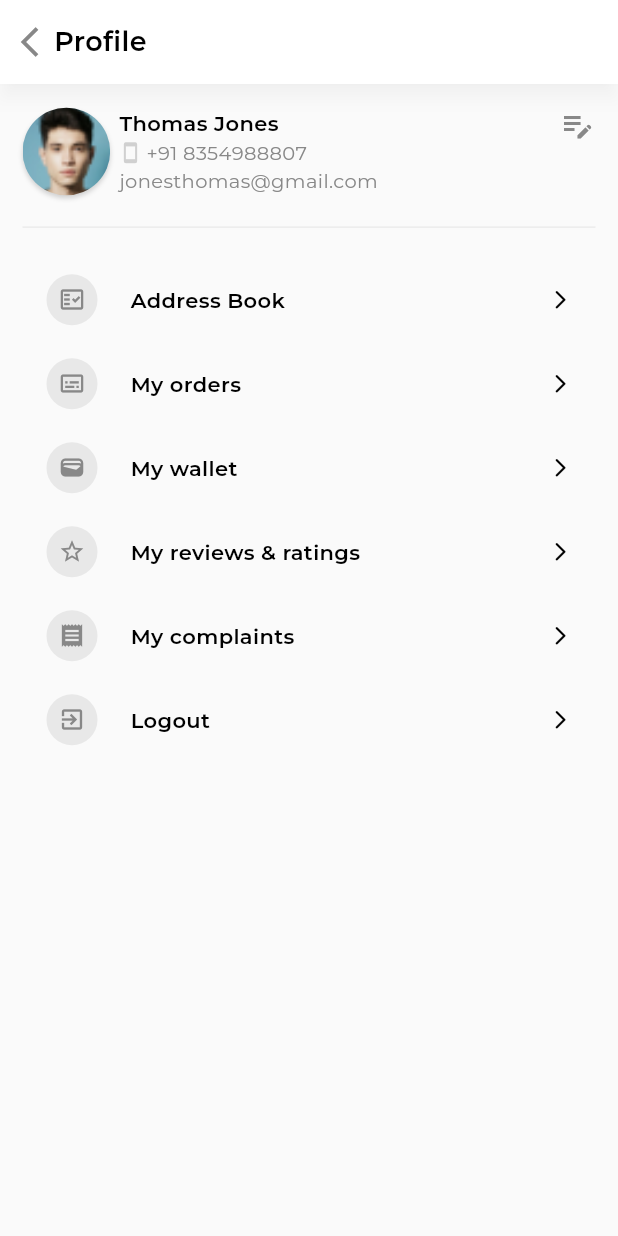
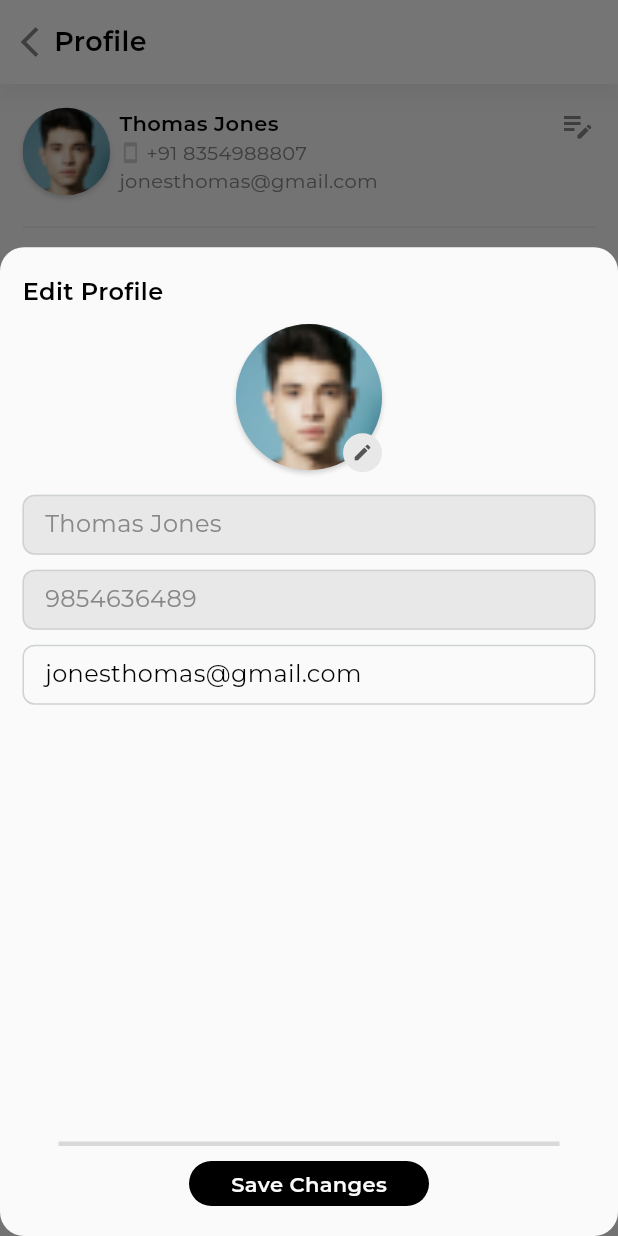
Before and after one commit to ramprasadbhagat/planit, a Flutter app: the ProfilePage screen opened by its route, after a tap on the "edit note" icon, on a phone screen of 412 x 824 dp. Run offline on Flutter 3.47's test engine with Material 3 defaults, Android fonts, the phone set to English and light mode, and no system bars; our stand-ins replace auto_route, cached_network_image, carousel_slider, dartz, dio, flutter_bloc and 12 more; accounts and stored records are empty; project files that could hold a hidden picture were left out.

Commit message:
edit profile bootom sheet added

```diff
--- a/lib/presentation/profile/profile_page.dart
+++ b/lib/presentation/profile/profile_page.dart
@@ -1,6 +1,7 @@
 import 'package:auto_route/auto_route.dart';
 import 'package:flutter/material.dart';
 import 'package:planit/presentation/profile/widgets/custom_tile.dart';
+import 'package:planit/presentation/profile/widgets/edit_profile_bottom_sheet.dart';
 import 'package:planit/presentation/profile/widgets/user_details_section.dart';
 import 'package:planit/presentation/theme/colors.dart';
 
@@ -40,7 +41,12 @@ class ProfilePage extends StatelessWidget {
               children: [
                 const UserDetailsSection(),
                 InkWell(
-                  onTap: () {},
+                  onTap: () => showModalBottomSheet<void>(
+                    context: context,
+                    isScrollControlled: true,
+                    builder: (BuildContext context) =>
+                        const EditProfileBottomSheet(),
+                  ),
                   child: const Icon(
                     Icons.edit_note,
                     color: AppColors.grey2,
--- /dev/null
+++ b/lib/presentation/profile/widgets/edit_profile_bottom_sheet.dart
@@ -0,0 +1,153 @@
+import 'package:auto_route/auto_route.dart';
+import 'package:flutter/cupertino.dart';
+import 'package:flutter/material.dart';
+import 'package:flutter/widgets.dart';
+import 'package:planit/presentation/theme/colors.dart';
+import 'package:planit/utils/png_image.dart';
+
+class EditProfileBottomSheet extends StatelessWidget {
+  const EditProfileBottomSheet({super.key});
+
+  @override
+  Widget build(BuildContext context) {
+    final textTheme = Theme.of(context).textTheme;
+
+    return SafeArea(
+      child: SizedBox(
+        height: MediaQuery.sizeOf(context).height * 0.8,
+        child: Padding(
+          padding: const EdgeInsets.symmetric(horizontal: 15, vertical: 20),
+          child: Column(
+            children: [
+              Expanded(
+                child: Column(
+                  crossAxisAlignment: CrossAxisAlignment.start,
+                  children: [
+                    Text(
+                      'Edit Profile',
+                      style: textTheme.labelSmall?.copyWith(
+                        fontSize: 16,
+                        color: AppColors.black,
+                      ),
+                    ),
+                    const SizedBox(
+                      height: 10,
+                    ),
+                    Center(
+                      child: Stack(
+                        alignment: Alignment.bottomRight,
+                        children: [
+                          Container(
+                            clipBehavior: Clip.antiAlias,
+                            decoration: const BoxDecoration(
+                              shape: BoxShape.circle,
+                              boxShadow: [
+                                BoxShadow(
+                                  blurRadius: 2,
+                                  color: AppColors.extraLightGrey2,
+                                  offset: Offset(0, 2),
+                                ),
+                              ],
+                            ),
+                            child: Image.asset(
+                              PngImage.generic('profile_pic.png'),
+                              height: 100,
+                              fit: BoxFit.fitHeight,
+                            ),
+                          ),
+                          Container(
+                            padding: const EdgeInsets.all(6),
+                            decoration: const BoxDecoration(
+                              shape: BoxShape.circle,
+                              color: AppColors.extraLightGrey3,
+                            ),
+                            child: const Icon(
+                              Icons.edit,
+                              size: 14,
+                              color: AppColors.grey1,
+                            ),
+                          ),
+                        ],
+                      ),
+                    ),
+                    const SizedBox(
+                      height: 15,
+                    ),
+                    TextFormField(
+                      readOnly: true,
+                      style: const TextStyle(
+                        color: AppColors.grey2,
+                      ),
+                      controller: TextEditingController(text: 'Thomas Jones'),
+                      decoration: const InputDecoration(
+                        fillColor: AppColors.extraLightGrey3,
+                        filled: true,
+                      ),
+                    ),
+                    const SizedBox(
+                      height: 10,
+                    ),
+                    TextFormField(
+                      readOnly: true,
+                      style: const TextStyle(
+                        color: AppColors.grey2,
+                      ),
+                      controller: TextEditingController(text: '9854636489'),
+                      decoration: const InputDecoration(
+                        fillColor: AppColors.extraLightGrey3,
+                        filled: true,
+                      ),
+                    ),
+                    const SizedBox(
+                      height: 10,
+                    ),
+                    TextFormField(
+                      style: const TextStyle(
+                        color: AppColors.black,
+                      ),
+                      controller:
+                          TextEditingController(text: 'jonesthomas@gmail.com'),
+                      decoration: const InputDecoration(),
+                    ),
+                  ],
+                ),
+              ),
+              const Divider(
+                color: AppColors.lightGray2,
+                thickness: 3,
+              ),
+              const SizedBox(
+                height: 10,
+              ),
+              SizedBox(
+                height: 30,
+                width: 160,
+                child: ElevatedButton(
+                  onPressed: () {
+                    context.router.maybePop();
+                    const snackBar = SnackBar(
+                      content: Text('Profile Updated Successfully'),
+                    );
+
+                    ScaffoldMessenger.of(context).showSnackBar(snackBar);
+                  },
+                  style: ElevatedButton.styleFrom(
+                    backgroundColor: AppColors.black,
+                    shape: RoundedRectangleBorder(
+                      borderRadius: BorderRadius.circular(26.0),
+                    ),
+                  ),
+                  child: Text(
+                    'Save Changes',
+                    style:
+                        textTheme.labelSmall?.copyWith(color: AppColors.white),
+                  ),
+                ),
+              ),
+            ],
+          ),
+        ),
+      ),
+    );
+  }
+}
```
